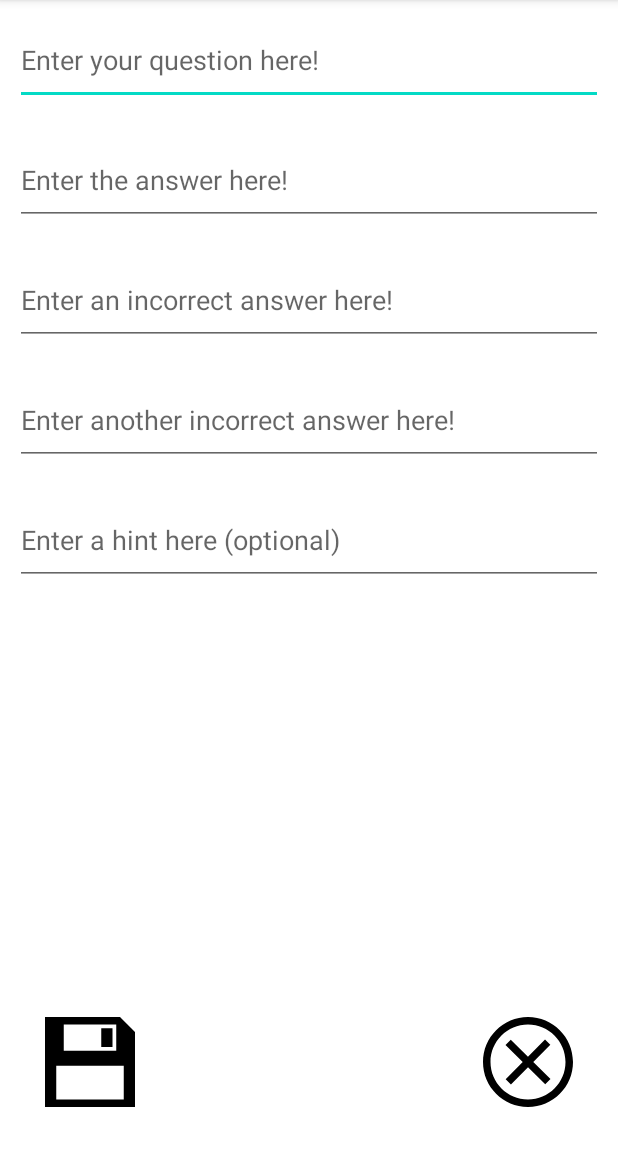
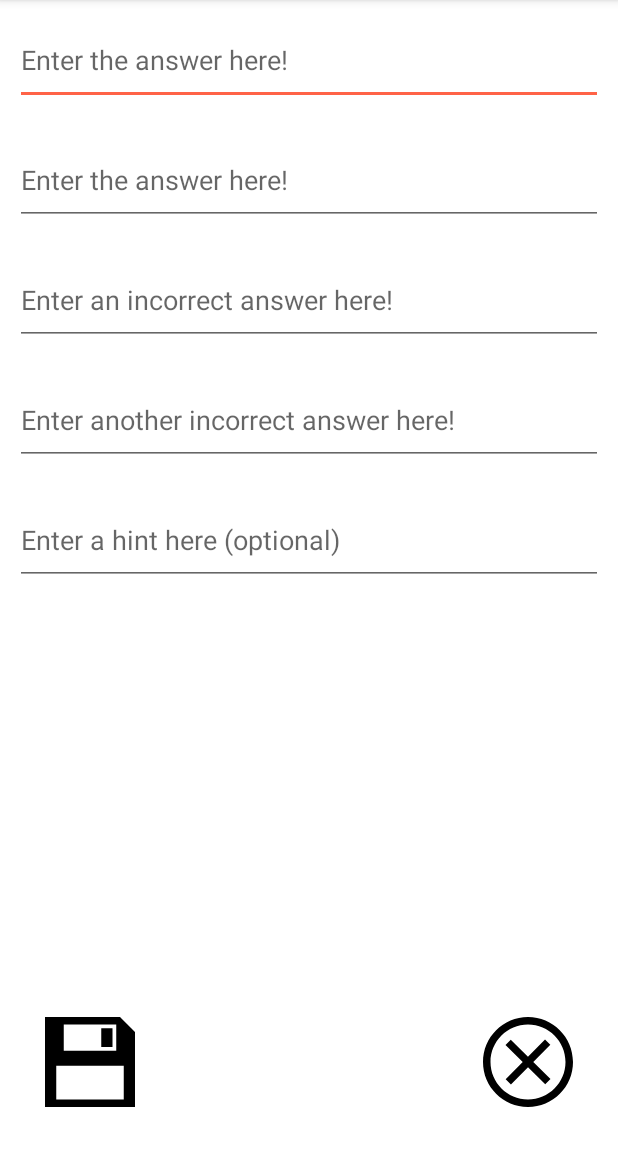
Before and after one commit to nadintamer/Android-Flashcard-App, an Android app: the AddCardActivity screen opened directly, with no data from a screen before it, on a phone screen of 412 x 824 dp, the part 84-1236 px from its top. Run offline under Robolectric (Android 15) with nearby library versions, the light colour scheme and no system bars.

Commit message:
added custom color to edit text fields

```diff
--- a/app/src/main/res/layout/add_card_activity.xml
+++ b/app/src/main/res/layout/add_card_activity.xml
@@ -12,7 +12,8 @@
         android:layout_width="match_parent"
         android:layout_height="60dp"
         android:layout_margin="10dp"
-        android:hint="Enter your question here!"/>
+        android:hint="Enter the answer here!"
+        android:theme="@style/EditTextTheme"/>
 
     <EditText
         android:id="@+id/enterAnswer"
@@ -20,7 +21,8 @@
         android:layout_height="60dp"
         android:layout_below="@+id/enterQuestion"
         android:layout_margin="10dp"
-        android:hint="Enter the answer here!"/>
+        android:hint="Enter the answer here!"
+        android:theme="@style/EditTextTheme"/>
 
     <EditText
         android:id="@+id/enterIncorrectAnswer1"
@@ -28,7 +30,8 @@
         android:layout_height="60dp"
         android:layout_below="@+id/enterAnswer"
         android:layout_margin="10dp"
-        android:hint="Enter an incorrect answer here!"/>
+        android:hint="Enter an incorrect answer here!"
+        android:theme="@style/EditTextTheme"/>
 
     <EditText
         android:id="@+id/enterIncorrectAnswer2"
@@ -36,7 +39,8 @@
         android:layout_height="60dp"
         android:layout_below="@+id/enterIncorrectAnswer1"
         android:layout_margin="10dp"
-        android:hint="Enter another incorrect answer here!"/>
+        android:hint="Enter another incorrect answer here!"
+        android:theme="@style/EditTextTheme"/>
 
     <EditText
         android:id="@+id/enterHint"
@@ -44,7 +48,8 @@
         android:layout_height="60dp"
         android:layout_below="@+id/enterIncorrectAnswer2"
         android:layout_margin="10dp"
-        android:hint="Enter a hint here (optional)"/>
+        android:hint="Enter a hint here (optional)"
+        android:theme="@style/EditTextTheme"/>
 
     <ImageView
         android:layout_width="60dp"
--- a/app/src/main/res/values/themes.xml
+++ b/app/src/main/res/values/themes.xml
@@ -13,4 +13,7 @@
         <item name="android:statusBarColor" tools:targetApi="l">?attr/colorPrimaryVariant</item>
         <!-- Customize your theme here. -->
     </style>
+    <style name="EditTextTheme">
+        <item name="colorControlActivated">@color/tomato</item>
+    </style>
 </resources>
```
